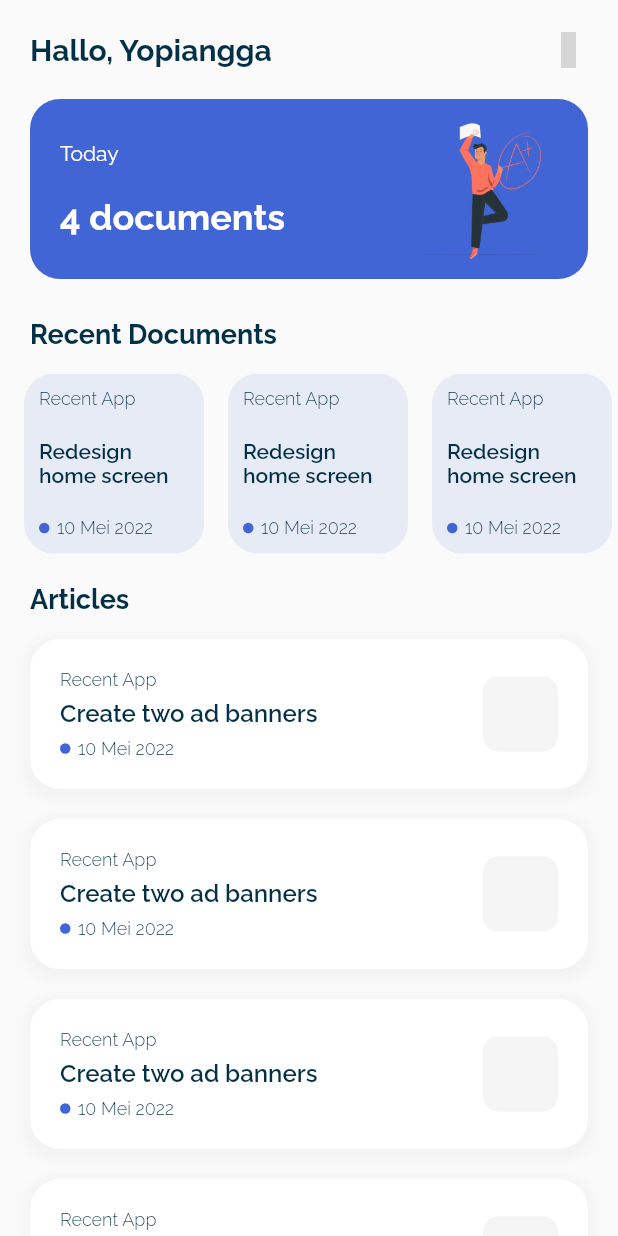
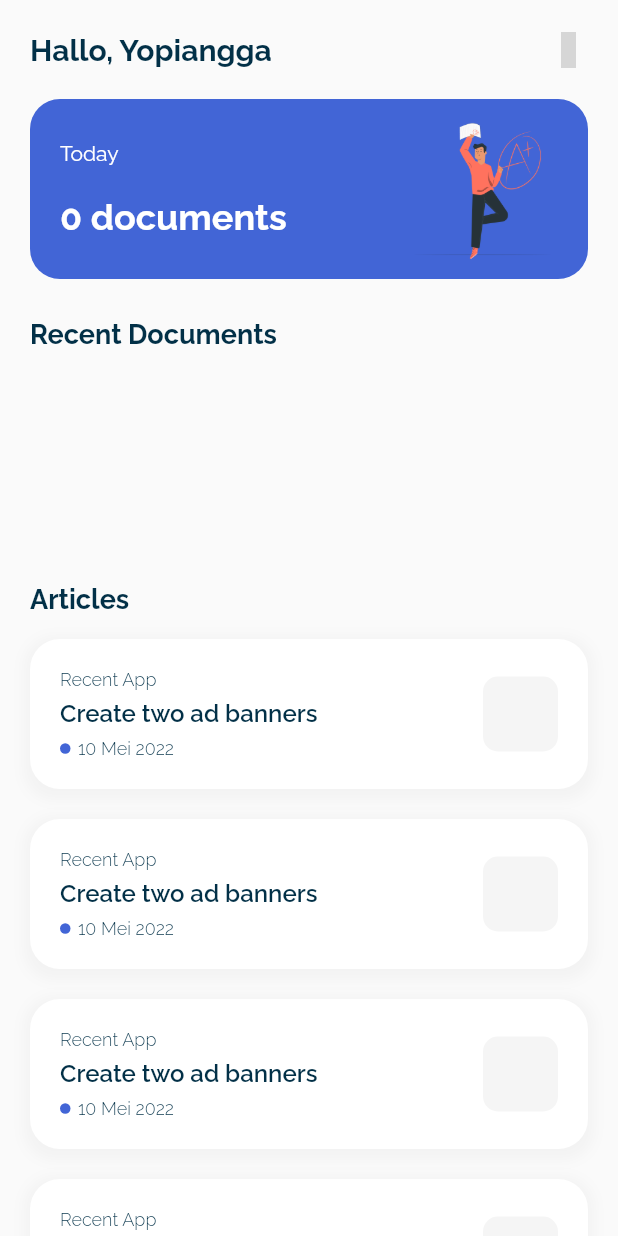
Before and after one commit to yopiangga/scanner-app, a Flutter app: the DashboardPage screen opened directly, on a phone screen of 412 x 824 dp. Run offline on Flutter 3.47's test engine with Material 2 defaults, Android fonts, the light colour scheme and no system bars; our stand-ins replace another_flushbar, email_validator, flutter_spinkit, google_fonts, image_picker, material_design_icons_flutter; missing offline and left inert: google_ml_kit; accounts and stored records are empty; grey boxes are pictures that could not be loaded.

Commit message:
Dashboard - Recent Document - Count Document

```diff
--- a/lib/ui/pages/dahsboard_page.dart
+++ b/lib/ui/pages/dahsboard_page.dart
@@ -10,6 +10,8 @@ class DashboardPage extends StatefulWidget {
 class _DashboardPageState extends State<DashboardPage> {
   @override
   Widget build(BuildContext context) {
+    List<DocumentModel> documents =
+        Provider.of<DocumentProvider>(context).documents;
     return Scaffold(
       body: Container(
         child: ListView(
@@ -55,7 +57,7 @@ class _DashboardPageState extends State<DashboardPage> {
                       SizedBox(
                         height: 20,
                       ),
-                      Text("4 documents",
+                      Text(documents.length.toString() + " documents",
                           style: whiteTextFont.copyWith(
                               fontSize: 24, fontWeight: FontWeight.bold)),
                     ],
@@ -84,13 +86,19 @@ class _DashboardPageState extends State<DashboardPage> {
               height: 120,
               child: ListView(
                 scrollDirection: Axis.horizontal,
-                children: [
-                  recentCard(),
-                  recentCard(),
-                  recentCard(),
-                  recentCard(),
-                  recentCard(),
-                ],
+                children: documents
+                    .map((e) => GestureDetector(
+                          onTap: () {
+                            Navigator.push(
+                                context,
+                                MaterialPageRoute(
+                                    builder: (context) => DocumentDetailPage(
+                                          document: e,
+                                        )));
+                          },
+                          child: recentCard(e.text.first, e.time, "Recent App"),
+                        ))
+                    .toList(),
               ),
             ),
             Container(
@@ -120,7 +128,7 @@ class _DashboardPageState extends State<DashboardPage> {
     );
   }
 
-  Container recentCard() {
+  Container recentCard(String title, String time, String tag) {
     return Container(
       height: 120,
       width: 120,
@@ -135,12 +143,13 @@ class _DashboardPageState extends State<DashboardPage> {
         mainAxisAlignment: MainAxisAlignment.spaceBetween,
         children: [
           Text(
-            "Recent App",
+            tag,
             style: blackTextFont.copyWith(
                 fontSize: 12, fontWeight: FontWeight.w300),
           ),
           Text(
-            "Redesign home screen",
+            title,
+            maxLines: 3,
             style: blackTextFont.copyWith(
                 fontSize: 14, fontWeight: FontWeight.w600),
           ),
@@ -159,7 +168,7 @@ class _DashboardPageState extends State<DashboardPage> {
                 width: 5,
               ),
               Text(
-                "10 Mei 2022",
+                time,
                 style: blackTextFont.copyWith(
                     fontSize: 12, fontWeight: FontWeight.w300),
               )
```
